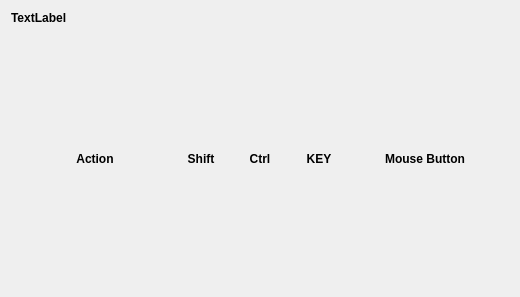
First picture: the form in UI/KeyshortcutConfig/keyshortcutconfigurationcategorywidget.ui, repository Gloix/Camaron, before the edit.
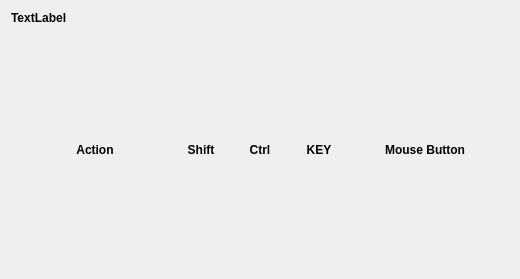
Second picture: the form after the edit.

Diff of the .ui file:
```diff
--- a/UI/KeyshortcutConfig/keyshortcutconfigurationcategorywidget.ui
+++ b/UI/KeyshortcutConfig/keyshortcutconfigurationcategorywidget.ui
@@ -6,8 +6,8 @@
    <rect>
     <x>0</x>
     <y>0</y>
-    <width>494</width>
-    <height>297</height>
+    <width>518</width>
+    <height>279</height>
    </rect>
   </property>
   <property name="windowTitle">
@@ -169,7 +169,7 @@
            </property>
           </widget>
          </item>
-         <item alignment="Qt::AlignHCenter">
+	 <item >
           <widget class="QLabel" name="label5">
            <property name="minimumSize">
             <size>
```
Left out of the diff: 11 changed lines with no effect on the pictures.
